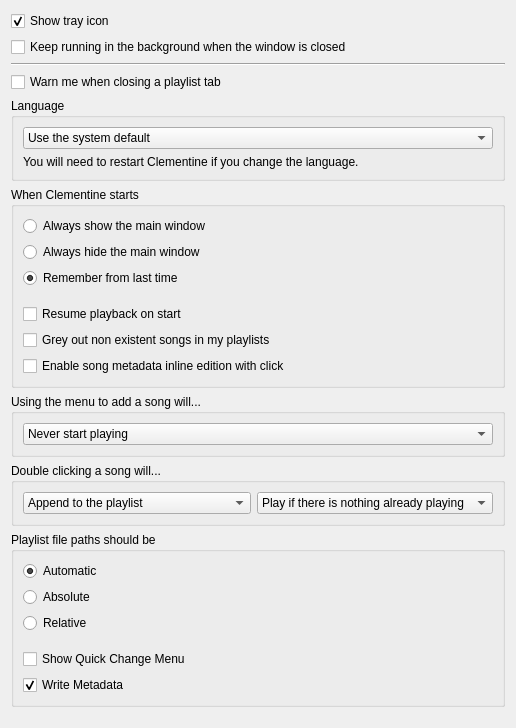
First picture: the form in src/ui/behavioursettingspage.ui, repository clementine-player/Clementine, before the edit.
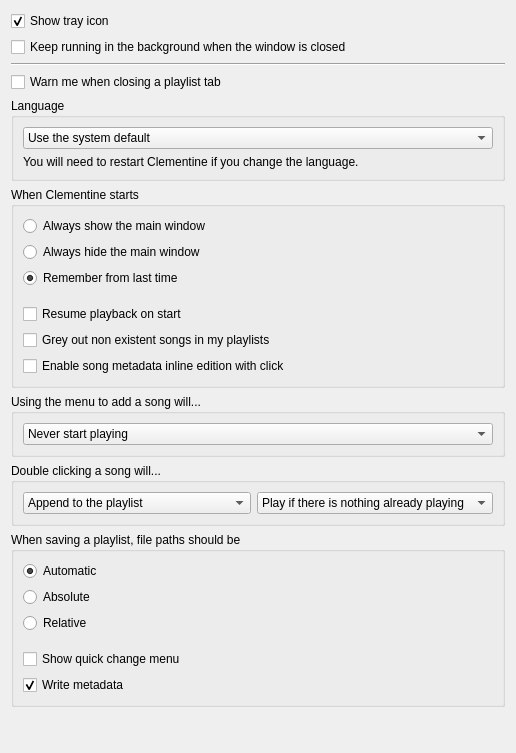
Second picture: the form after the edit.

Commit message: Changed UI messages per Arnaud Bienner's suggestions.

What changed in the file:
```diff
--- a/src/ui/behavioursettingspage.ui
+++ b/src/ui/behavioursettingspage.ui
@@ -7,7 +7,7 @@
     <x>0</x>
     <y>0</y>
     <width>516</width>
-    <height>728</height>
+    <height>753</height>
    </rect>
   </property>
   <property name="windowTitle">
@@ -238,7 +238,7 @@
    <item>
     <widget class="QGroupBox" name="groupBox_9">
      <property name="title">
-      <string>Playlist file paths should be</string>
+      <string>When saving a playlist, file paths should be</string>
      </property>
      <layout class="QVBoxLayout" name="verticalLayout_2">
       <item>
@@ -284,14 +284,14 @@
       <item>
        <widget class="QCheckBox" name="b_quickchange_menu">
         <property name="text">
-         <string>Show Quick Change Menu</string>
+         <string>Show quick change menu</string>
         </property>
        </widget>
       </item>
       <item>
        <widget class="QCheckBox" name="b_write_metadata">
         <property name="text">
-         <string>Write Metadata</string>
+         <string>Write metadata</string>
         </property>
         <property name="checked">
          <bool>true</bool>
```
